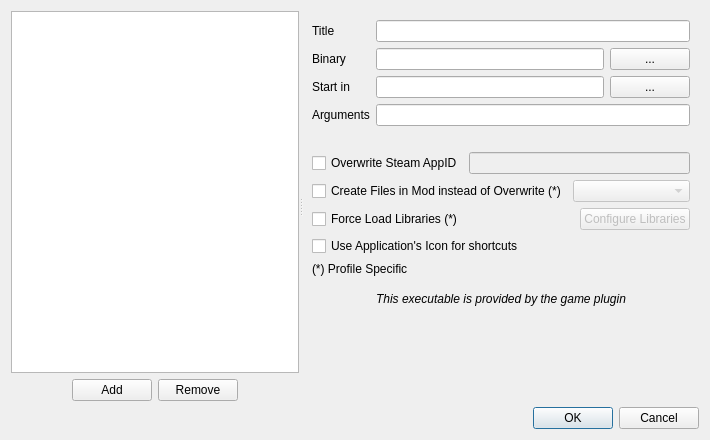
Before: the Qt Designer form modorganizer/src/editexecutablesdialog.ui in Holt59/mo2-merge, drawn with Qt 5.
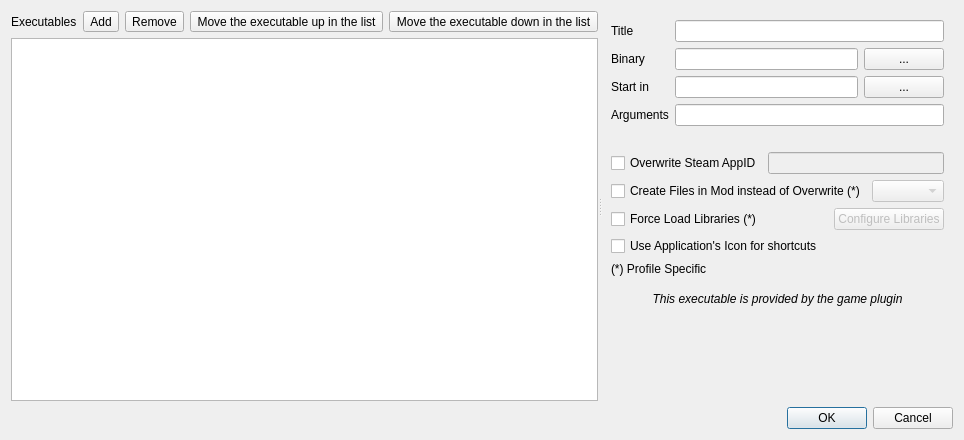
After: the same form once the commit is applied. Icons and pictures are not drawn.

Commit message: [modorganizer] moved add/remove to the top, changed them to tool buttons with icons, added up/down buttons

What changed in the file:
```diff
--- a/modorganizer/src/editexecutablesdialog.ui
+++ b/modorganizer/src/editexecutablesdialog.ui
@@ -57,6 +57,86 @@
           <property name="bottomMargin">
            <number>0</number>
           </property>
+          <item>
+           <layout class="QHBoxLayout" name="horizontalLayout_2">
+            <item>
+             <widget class="QLabel" name="label_6">
+              <property name="text">
+               <string>Executables</string>
+              </property>
+             </widget>
+            </item>
+            <item>
+             <spacer name="horizontalSpacer">
+              <property name="orientation">
+               <enum>Qt::Horizontal</enum>
+              </property>
+              <property name="sizeHint" stdset="0">
+               <size>
+                <width>40</width>
+                <height>20</height>
+               </size>
+              </property>
+             </spacer>
+            </item>
+            <item>
+             <widget class="QToolButton" name="add">
+              <property name="toolTip">
+               <string>Add an executable</string>
+              </property>
+              <property name="whatsThis">
+               <string>Add an executable</string>
+              </property>
+              <property name="text">
+               <string>Add</string>
+              </property>
+              <property name="icon">
+               <iconset resource="resources.qrc">
+                <normaloff>:/MO/gui/add</normaloff>:/MO/gui/add</iconset>
+              </property>
+             </widget>
+            </item>
+            <item>
+             <widget class="QToolButton" name="remove">
+              <property name="toolTip">
+               <string>Remove the selected executable</string>
+              </property>
+              <property name="whatsThis">
+               <string>Remove the selected executable</string>
+              </property>
+              <property name="text">
+               <string>Remove</string>
+              </property>
+              <property name="icon">
+               <iconset resource="resources.qrc">
+                <normaloff>:/MO/gui/resources/list-remove.png</normaloff>:/MO/gui/resources/list-remove.png</iconset>
+              </property>
+             </widget>
+            </item>
+            <item>
+             <widget class="QToolButton" name="up">
+              <property name="text">
+               <string>Move the executable up in the list</string>
+              </property>
+              <property name="icon">
+               <iconset resource="resources.qrc">
+                <normaloff>:/MO/gui/resources/go-up.png</normaloff>:/MO/gui/resources/go-up.png</iconset>
+              </property>
+             </widget>
+            </item>
+            <item>
+             <widget class="QToolButton" name="down">
+              <property name="text">
+               <string>Move the executable down in the list</string>
+              </property>
+              <property name="icon">
+               <iconset resource="resources.qrc">
+                <normaloff>:/MO/gui/resources/go-down.png</normaloff>:/MO/gui/resources/go-down.png</iconset>
+              </property>
+             </widget>
+            </item>
+           </layout>
+          </item>
           <item>
            <widget class="QListWidget" name="list">
             <property name="toolTip">
@@ -73,70 +153,6 @@
             </property>
            </widget>
           </item>
-          <item>
-           <layout class="QHBoxLayout" name="horizontalLayout_2">
-            <item>
-             <spacer name="horizontalSpacer">
-              <property name="orientation">
-               <enum>Qt::Horizontal</enum>
-              </property>
-              <property name="sizeHint" stdset="0">
-               <size>
-                <width>40</width>
-                <height>20</height>
-               </size>
-              </property>
-             </spacer>
-            </item>
-            <item>
-             <widget class="QPushButton" name="add">
-              <property name="toolTip">
-               <string>Add an executable</string>
-              </property>
-              <property name="whatsThis">
-               <string>Add an executable</string>
-              </property>
-              <property name="text">
-               <string>Add</string>
-              </property>
-              <property name="icon">
-               <iconset>
-                <normaloff>:/new/guiresources/resources/list-add.png</normaloff>:/new/guiresources/resources/list-add.png</iconset>
-              </property>
-             </widget>
-            </item>
-            <item>
-             <widget class="QPushButton" name="remove">
-              <property name="toolTip">
-               <string>Remove the selected executable</string>
-              </property>
-              <property name="whatsThis">
-               <string>Remove the selected executable</string>
-              </property>
-              <property name="text">
-               <string>Remove</string>
-              </property>
-              <property name="icon">
-               <iconset>
-                <normaloff>:/new/guiresources/resources/list-remove.png</normaloff>:/new/guiresources/resources/list-remove.png</iconset>
-              </property>
-             </widget>
-            </item>
-            <item>
-             <spacer name="horizontalSpacer_3">
-              <property name="orientation">
-               <enum>Qt::Horizontal</enum>
-              </property>
-              <property name="sizeHint" stdset="0">
-               <size>
-                <width>40</width>
-                <height>20</height>
-               </size>
-              </property>
-             </spacer>
-            </item>
-           </layout>
-          </item>
          </layout>
         </widget>
         <widget class="QWidget" name="widget" native="true">
```
Left out of the diff: 6 changed lines with no effect on the pictures. The commit also changes 2 other files.
